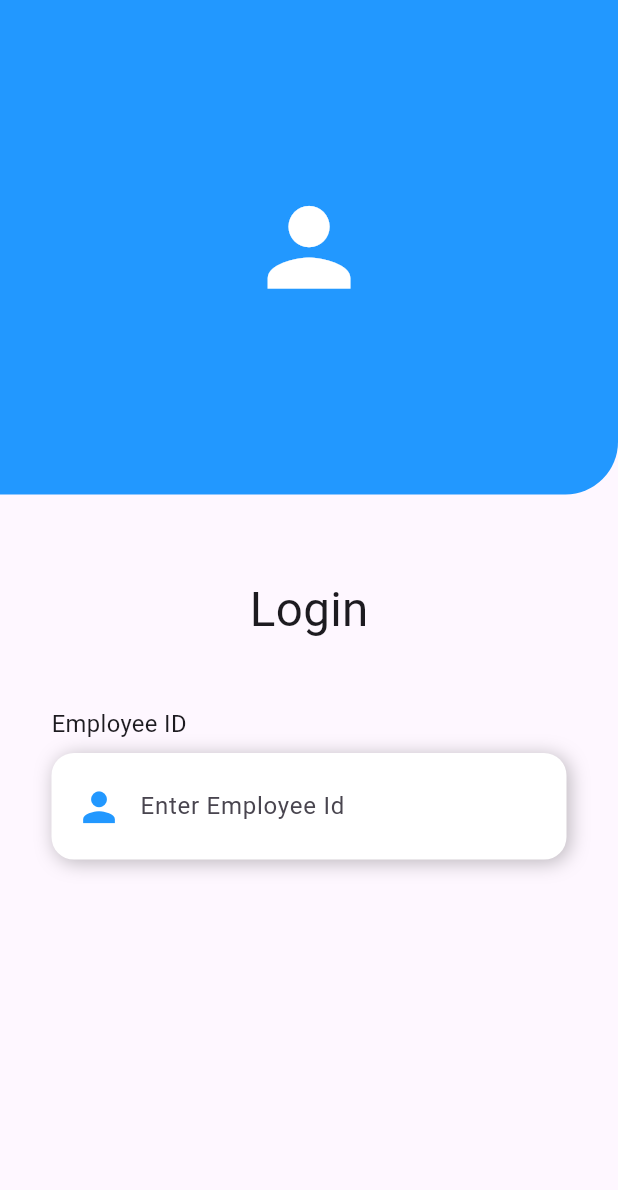
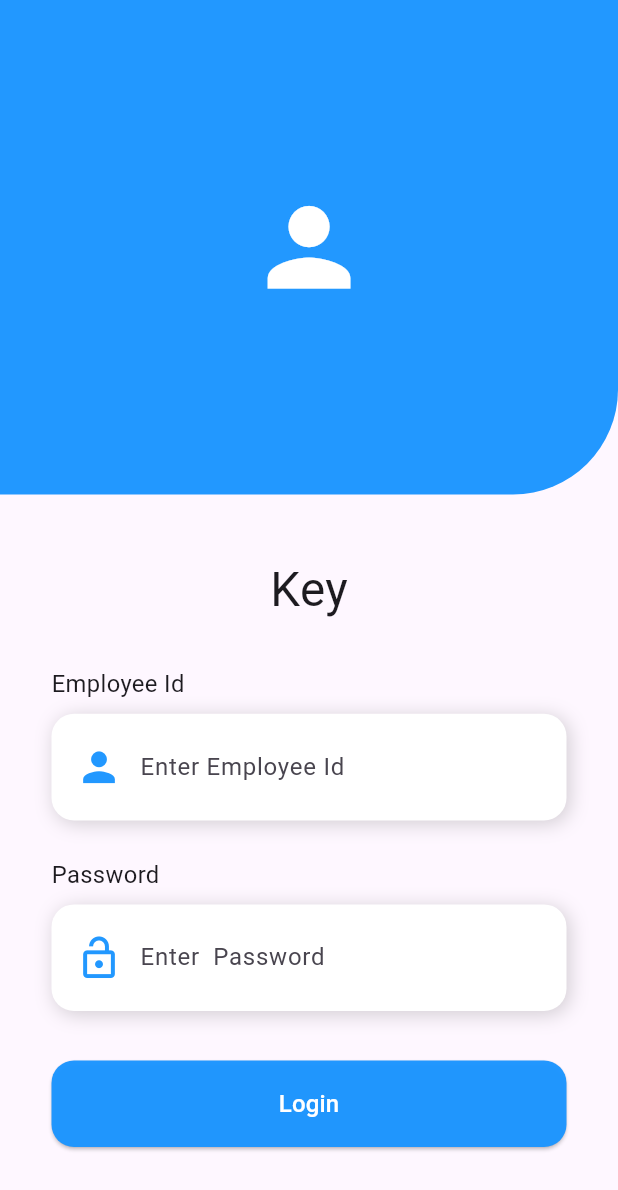
Before and after one commit to TarunHasija/Attendance-Management-system, a Flutter app: the screen it shows after launch, on a phone screen of 412 x 824 dp. Shown: the top 1190 px of the screen. Run offline on Flutter 3.47's test engine with Material 3 defaults, Android fonts, the phone set to English and light mode, and no system bars; our stand-ins replace firebase_core, flutter_keyboard_visibility; accounts and stored records are empty.

Commit message:
new commit

```diff
--- a/lib/main.dart
+++ b/lib/main.dart
@@ -1,11 +1,12 @@
 import 'package:ams/screens/loginscreen.dart';
 import 'package:firebase_core/firebase_core.dart';
 import 'package:flutter/material.dart';
+import 'package:flutter_keyboard_visibility/flutter_keyboard_visibility.dart';
 
 Future<void> main() async {
   WidgetsFlutterBinding.ensureInitialized();
   await Firebase.initializeApp();
-  runApp(MyApp());
+  runApp(const MyApp());
 }
 
 class MyApp extends StatelessWidget {
@@ -14,10 +15,11 @@ class MyApp extends StatelessWidget {
   @override
   Widget build(BuildContext context) {
     return MaterialApp(
+
       theme: ThemeData(
       ),
       debugShowCheckedModeBanner: false,
-      home: LoginScreen(),
+      home:  const KeyboardVisibilityProvider(child: LoginScreen()),
     );
   }
 }
--- a/lib/screens/loginscreen.dart
+++ b/lib/screens/loginscreen.dart
@@ -1,5 +1,9 @@
 import 'package:ams/constant.dart';
+import 'package:ams/widgets/fieldtitle.dart';
+import 'package:ams/widgets/inputbox.dart';
+import 'package:ams/widgets/loginbutton.dart';
 import 'package:flutter/material.dart';
+import 'package:flutter_keyboard_visibility/flutter_keyboard_visibility.dart';
 
 class LoginScreen extends StatefulWidget {
   const LoginScreen({super.key});
@@ -11,7 +15,11 @@ class LoginScreen extends StatefulWidget {
 class _LoginScreenState extends State<LoginScreen> {
   @override
   Widget build(BuildContext context) {
+  bool iskeyboardVisible = KeyboardVisibilityProvider.isKeyboardVisible(context);
+  TextEditingController idController = TextEditingController();
+  TextEditingController passController = TextEditingController();
     return Scaffold(
+      resizeToAvoidBottomInset: false,
       body: Column(
         children: [
           Container(
@@ -20,7 +28,7 @@ class _LoginScreenState extends State<LoginScreen> {
             decoration: BoxDecoration(
                 color: primary,
                 borderRadius:
-                    const BorderRadius.only(bottomRight: Radius.circular(35))),
+                    const BorderRadius.only(bottomRight: Radius.circular(70))),
             child: Center(
               child: Icon(
                 Icons.person,
@@ -31,13 +39,19 @@ class _LoginScreenState extends State<LoginScreen> {
           ),
           Container(
             margin: EdgeInsets.only(
-                top: deviceHeight(context) / 15,
-                bottom: deviceHeight(context) / 20),
+                top: deviceHeight(context) / 20,
+                bottom: deviceHeight(context) / 40),
             child: Text(
-              "Login",
+              iskeyboardVisible ?"Login":"Key",
               style: TextStyle(fontSize: deviceWidth(context) / 13),
             ),
           ),
+
+
+
+// !! __________ Employee id and password Input fields___________
+
+
           Container(
               margin: EdgeInsets.symmetric(
                 horizontal: deviceWidth(context) / 12,
@@ -45,49 +59,27 @@ class _LoginScreenState extends State<LoginScreen> {
               child: Column(
                 crossAxisAlignment: CrossAxisAlignment.start,
                 children: [
-                  Text(
-                    "Employee ID",
-                    style: TextStyle(fontSize: deviceWidth(context) / 26),
+                  const FieldTitle(
+                    title: "Employee Id",
+                  ),
+                  LoginInputBox(
+                    hintText: "Enter Employee Id",
+                    controller: idController,
+                    iconn: Icons.person,
                   ),
                   SizedBox(
-                    height: deviceHeight(context) * .01,
+                    height: deviceHeight(context)*.02,
                   ),
-                  Container(
-                    decoration: const BoxDecoration(
-                      borderRadius: BorderRadius.all(Radius.circular(15)),
-                      boxShadow: [
-                        BoxShadow(
-                            color: Colors.black26,
-                            blurRadius: 10,
-                            offset: Offset(2, 2))
-                      ],
-                      color: Colors.white,
-                    ),
-                    child: Row(
-                      children: [
-                        Container(
-                          margin: EdgeInsets.symmetric(
-                              horizontal: deviceWidth(context) / 26),
-                          width: deviceWidth(context) / 15,
-                          child: Icon(
-                            Icons.person,
-                            color: primary,
-                            size: deviceWidth(context) / 13,
-                          ),
-                        ),
-                        Expanded(
-                            child: TextFormField(
-                          enableSuggestions: false,
-                          autocorrect: false,
-                          decoration: InputDecoration(
-                              contentPadding: EdgeInsets.symmetric(
-                                  vertical: deviceHeight(context) / 35),
-                              border: InputBorder.none,
-                              hintText: "Enter Employee Id"),
-                        ))
-                      ],
-                    ),
-                  )
+                  const FieldTitle(
+                    title: "Password",
+                  ),
+                  LoginInputBox(
+                    hintText: "Enter  Password",
+                    controller: passController,
+                    iconn: Icons.lock_open_outlined,
+                  ),
+
+                  Loginbutton(function: (){},)
                 ],
               )),
         ],
--- /dev/null
+++ b/lib/widgets/fieldtitle.dart
@@ -0,0 +1,20 @@
+import 'package:ams/constant.dart';
+import 'package:flutter/material.dart';
+
+class FieldTitle extends StatelessWidget {
+  final String title;
+  const FieldTitle({
+    super.key, required this.title,
+  });
+
+  @override
+  Widget build(BuildContext context) {
+    return Container(
+      margin: EdgeInsets.symmetric(vertical: deviceHeight(context) * 0.01),
+      child: Text(
+        title,
+        style: TextStyle(fontSize: deviceWidth(context) / 26),
+      ),
+    );
+  }
+}
--- /dev/null
+++ b/lib/widgets/inputbox.dart
@@ -0,0 +1,63 @@
+import 'package:flutter/material.dart';
+import 'package:ams/constant.dart';
+
+class LoginInputBox extends StatelessWidget {
+  final IconData iconn;
+  final String hintText;
+  final TextEditingController controller;
+
+  const LoginInputBox({
+    Key? key,
+    required this.iconn,
+    required this.hintText,
+    required this.controller,
+  }) : super(key: key);
+
+  @override
+  Widget build(BuildContext context) {
+    return Container(
+      decoration: const BoxDecoration(
+        borderRadius: BorderRadius.all(Radius.circular(15)),
+        boxShadow: [
+          BoxShadow(
+            color: Color.fromARGB(66, 86, 86, 86),
+            blurRadius: 10,
+            offset: Offset(2, 2),
+          )
+        ],
+        color: Colors.white,
+      ),
+      child: Row(
+        children: [
+          Container(
+            margin: EdgeInsets.symmetric(horizontal: deviceWidth(context) / 26),
+            width: deviceWidth(context) / 15,
+            child: Icon(
+              iconn,
+              color: primary,
+              size: deviceWidth(context) / 13,
+            ),
+          ),
+          Expanded(
+            child: Padding(
+              padding: const EdgeInsets.only(right: 20.0),
+              child: TextFormField(
+                controller: controller,
+                enableSuggestions: false,
+                autocorrect: false,
+                decoration: InputDecoration(
+                  contentPadding: EdgeInsets.symmetric(
+                    vertical: deviceHeight(context) / 35,
+                  ),
+                  border: InputBorder.none,
+                  hintText: hintText,
+                ),
+                maxLines: 1,
+              ),
+            ),
+          ),
+        ],
+      ),
+    );
+  }
+}
--- /dev/null
+++ b/lib/widgets/loginbutton.dart
@@ -0,0 +1,37 @@
+// ignore_for_file: public_member_api_docs, sort_constructors_first
+import 'package:flutter/material.dart';
+
+import 'package:ams/constant.dart';
+
+class Loginbutton extends StatelessWidget {
+  Function function;
+  Loginbutton({
+    Key? key,
+    required this.function,
+  }) : super(key: key);
+
+  @override
+  Widget build(BuildContext context) {
+    return Padding(
+      padding: EdgeInsets.symmetric(vertical: deviceHeight(context) * .04),
+      child: SizedBox(
+        width: double.infinity,
+        height: deviceHeight(context) * .07,
+        child: ElevatedButton(
+          onPressed: () {
+            function();
+          },
+          style: ButtonStyle(
+            shape: MaterialStateProperty.all(RoundedRectangleBorder(
+                borderRadius: BorderRadius.circular(15))),
+            backgroundColor: MaterialStatePropertyAll(primary),
+          ),
+          child: const Text(
+            "Login",
+            style: TextStyle(fontSize: 16, color: Colors.white),
+          ),
+        ),
+      ),
+    );
+  }
+}
--- a/pubspec.yaml
+++ b/pubspec.yaml
@@ -37,6 +37,7 @@ dependencies:
   cupertino_icons: ^1.0.6
   firebase_core: ^2.31.0
   firebase_auth: ^4.19.5
+  flutter_keyboard_visibility: ^6.0.0
 
 dev_dependencies:
   flutter_test:
```
Also changed, not shown: pubspec.lock.
